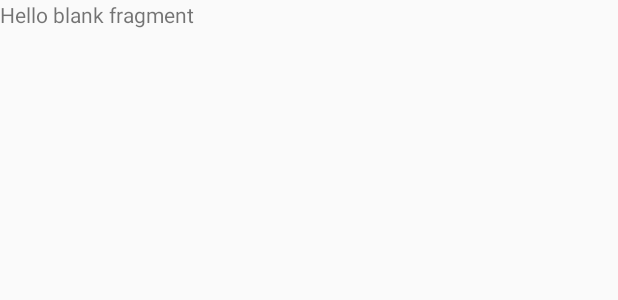
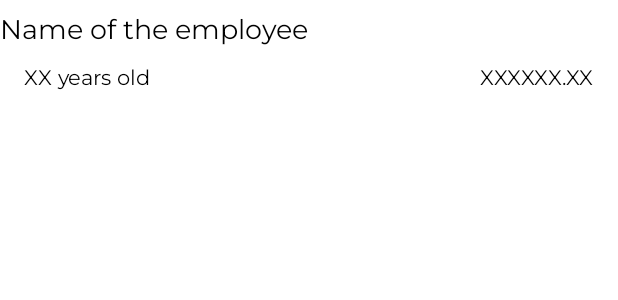
Before and after one commit to IsTheMartin/DuraExam, an Android app: the layout fragment_employee.xml on its own in the app's theme, with its tools: preview values and no code run, on a phone screen of 412 x 824 dp. Shown: the top 300 px of the screen. Run offline under Robolectric (Android 15) with nearby library versions, the phone set to English and light mode, and no system bars; network calls fail.

```diff
--- a/app/src/main/AndroidManifest.xml
+++ b/app/src/main/AndroidManifest.xml
@@ -7,6 +7,7 @@
     <uses-permission android:name="android.permission.ACCESS_NETWORK_STATE"/>
 
     <application
+        android:name=".Classes.MyApp"
         android:allowBackup="true"
         android:icon="@mipmap/ic_launcher"
         android:label="@string/app_name"
--- a/app/src/main/res/layout/fragment_employee.xml
+++ b/app/src/main/res/layout/fragment_employee.xml
@@ -1,14 +1,51 @@
 <?xml version="1.0" encoding="utf-8"?>
-<FrameLayout xmlns:android="http://schemas.android.com/apk/res/android"
+<androidx.constraintlayout.widget.ConstraintLayout xmlns:android="http://schemas.android.com/apk/res/android"
+    xmlns:app="http://schemas.android.com/apk/res-auto"
     xmlns:tools="http://schemas.android.com/tools"
     android:layout_width="match_parent"
     android:layout_height="match_parent"
+    android:background="#FFFFFF"
     tools:context=".Fragments.EmployeeFragment">
 
-    <!-- TODO: Update blank fragment layout -->
     <TextView
-        android:layout_width="match_parent"
-        android:layout_height="match_parent"
-        android:text="@string/hello_blank_fragment" />
+        android:id="@+id/tvName"
+        android:layout_width="0dp"
+        android:layout_height="wrap_content"
+        android:layout_marginTop="8dp"
+        android:text="TextView"
+        android:textColor="@android:color/black"
+        android:textSize="18sp"
+        app:fontFamily="@font/montserrat"
+        app:layout_constraintEnd_toEndOf="parent"
+        app:layout_constraintStart_toStartOf="parent"
+        app:layout_constraintTop_toTopOf="parent"
+        tools:text="Name of the employee" />
 
-</FrameLayout>
+    <TextView
+        android:id="@+id/tvAge"
+        android:layout_width="wrap_content"
+        android:layout_height="wrap_content"
+        android:layout_marginStart="16dp"
+        android:layout_marginLeft="16dp"
+        android:layout_marginTop="8dp"
+        android:text="XX years old"
+        android:textColor="@android:color/black"
+        android:textSize="14sp"
+        app:fontFamily="@font/montserrat"
+        app:layout_constraintStart_toStartOf="parent"
+        app:layout_constraintTop_toBottomOf="@+id/tvName" />
+
+    <TextView
+        android:id="@+id/tvSalary"
+        android:layout_width="wrap_content"
+        android:layout_height="wrap_content"
+        android:layout_marginTop="8dp"
+        android:layout_marginEnd="16dp"
+        android:layout_marginRight="16dp"
+        android:text="XXXXXX.XX"
+        android:textColor="@android:color/black"
+        app:fontFamily="@font/montserrat"
+        app:layout_constraintEnd_toEndOf="parent"
+        app:layout_constraintTop_toBottomOf="@+id/tvName" />
+
+</androidx.constraintlayout.widget.ConstraintLayout>
```
Also changed, not shown: app/src/main/java/isthemartin/xyz/duraexam/Classes/CheckInternet.kt (+21 -16 lines), app/src/main/java/isthemartin/xyz/duraexam/Classes/EmployeesAdapter.kt (+1 -6 lines), app/src/main/java/isthemartin/xyz/duraexam/Classes/MyApp.kt (added, +19 -0 lines), app/src/main/java/isthemartin/xyz/duraexam/Classes/RetrieveInformation.kt (deleted, +0 -70 lines), app/src/main/java/isthemartin/xyz/duraexam/Fragments/EmployeeFragment.kt (+52 -5 lines), app/src/main/java/isthemartin/xyz/duraexam/MainActivity.kt (+39 -27 lines), app/src/main/res/layout/employee_item.xml (+2 -13 lines).
